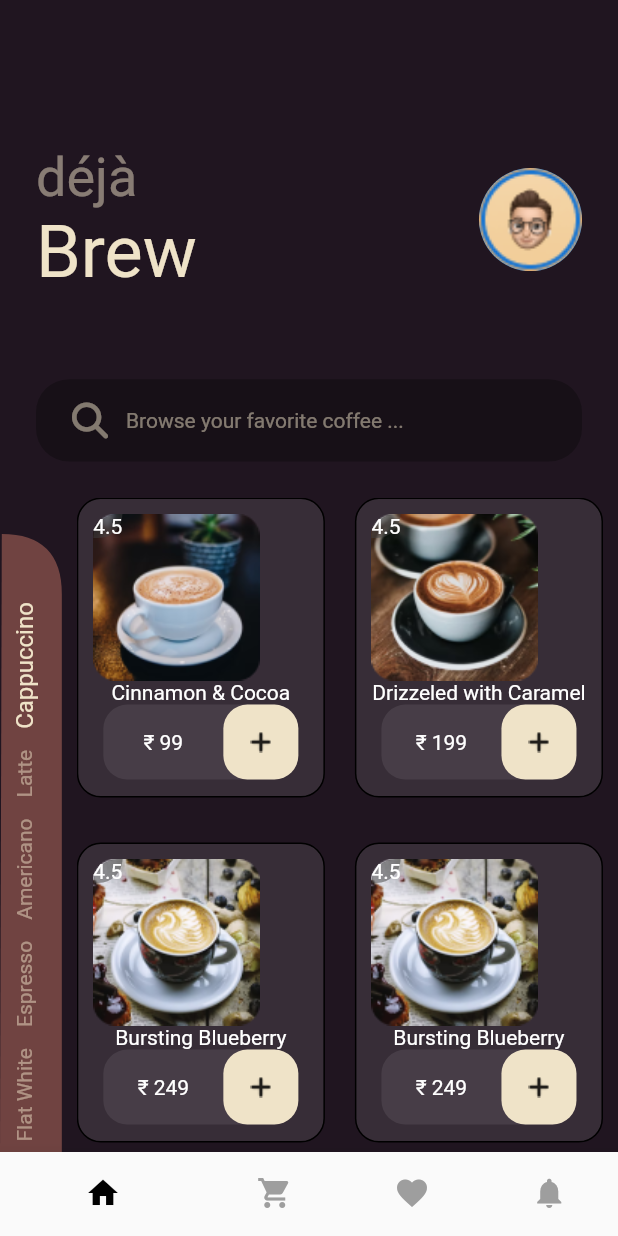
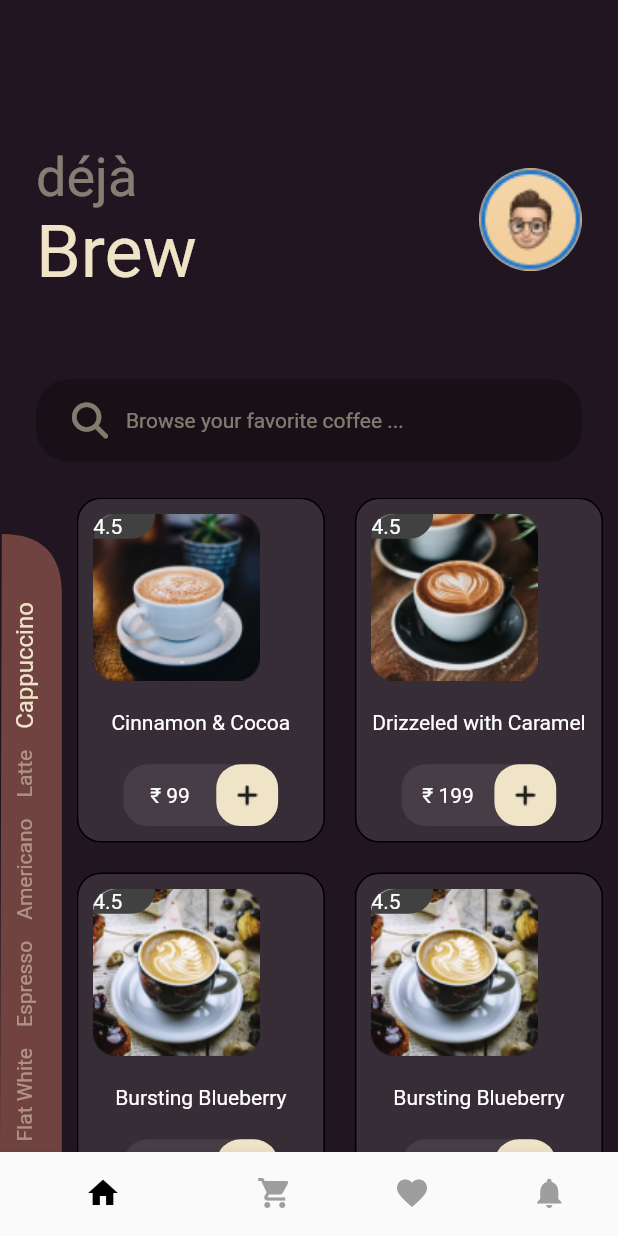
Before and after one commit to TranChiViet/all-app-flutter, a Flutter app: the screen it shows after launch, on a phone screen of 412 x 824 dp. Run offline on Flutter 3.47's test engine with Material 2 defaults, Android fonts, the phone set to English and light mode, and no system bars; our stand-ins replace carousel_slider, dots_indicator, dropdown_button2, equatable, flutter_bloc, font_awesome_flutter and 6 more; missing offline and left inert: dart:ffi.

Commit message:
bug stack

```diff
--- a/bloc_coffee/lib/screens/home.dart
+++ b/bloc_coffee/lib/screens/home.dart
@@ -88,9 +88,10 @@ class _HomeScreenState extends State<HomeScreen> {
                       gridDelegate:
                           const SliverGridDelegateWithFixedCrossAxisCount(
                               crossAxisCount: 2,
-                              mainAxisSpacing: 30,
+                              mainAxisSpacing: 20,
                               crossAxisSpacing: 20,
-                              mainAxisExtent: 200),
+                              childAspectRatio: 9/16,
+                              mainAxisExtent: 230),
                     ),
                   ),
                 )
--- a/bloc_coffee/lib/widgets/item_home.dart
+++ b/bloc_coffee/lib/widgets/item_home.dart
@@ -18,42 +18,16 @@ class ItemHome extends StatelessWidget {
       child: Padding(
         padding: const EdgeInsets.all(10.0),
         child: Column(
+          mainAxisAlignment: MainAxisAlignment.spaceBetween,
           children: [
-            Stack(children: [
-                Image.asset(item.image),
-                Row(
-                  children: [
-                    Container(
-                      decoration:  const BoxDecoration(
-                        image: DecorationImage(
-                          fit: BoxFit.fill,
-                          image: AssetImage('assets/images/iconStar.png'),)
-                      ),
-                    ),
-
-                    Container(
-                      decoration: BoxDecoration(
-                  color: ColorApp.blckSecond.withOpacity(0.5),
-                  borderRadius: const BorderRadius.only(
-                    bottomRight: Radius.circular(16),
-                    topLeft: Radius.circular(16),
-                  )),
-                      child: const Text(
-                        '4.5',
-                        style: TextStyle(color: Colors.white),
-                      ),
-                    )
-                  ],
-                ),
-              ]),
-
+            _buildImage(),
             Text(
               item.name,
               style: const TextStyle(color: Colors.white),
             ),
             Container(
-                height: 50,
-                width: 130,
+                height: size.height / 20,
+                width: size.width / 4,
                 decoration: BoxDecoration(
                     color: Colors.white.withOpacity(0.08),
                     borderRadius: BorderRadius.circular(16)),
@@ -68,8 +42,8 @@ class ItemHome extends StatelessWidget {
                       ),
                     ),
                     Container(
-                      height: 50,
-                      width: 50,
+                      height: size.height / 15,
+                      width: size.height / 20,
                       decoration: BoxDecoration(
                           color: ColorApp.cfMilk,
                           borderRadius: BorderRadius.circular(16)),
@@ -84,4 +58,41 @@ class ItemHome extends StatelessWidget {
       ),
     );
   }
+
+  Stack _buildImage() {
+    return Stack(
+              // alignment: Alignment.topLeft,
+              children: [
+                Image.asset(item.image),
+                Row(
+                  children: [
+                    Container(
+                      decoration: const BoxDecoration(
+                          image: DecorationImage(
+                        fit: BoxFit.fill,
+                        image: AssetImage('assets/images/iconStar.png'),
+                      )),
+                    ),
+                    Positioned(
+                      top: 2,
+                      left: 10,
+                      child: Container(
+                        height: size.height / 50,
+                        width: width / 10,
+                        decoration: const BoxDecoration(
+                            color: ColorApp.blckSecond,
+                            borderRadius: BorderRadius.only(
+                              bottomRight: Radius.circular(16),
+                              topLeft: Radius.circular(16),
+                            )),
+                        child: const Text(
+                          '4.5',
+                          style: TextStyle(color: Colors.white),
+                        ),
+                      ),
+                    )
+                  ],
+                ),
+              ]);
+  }
 }
```
